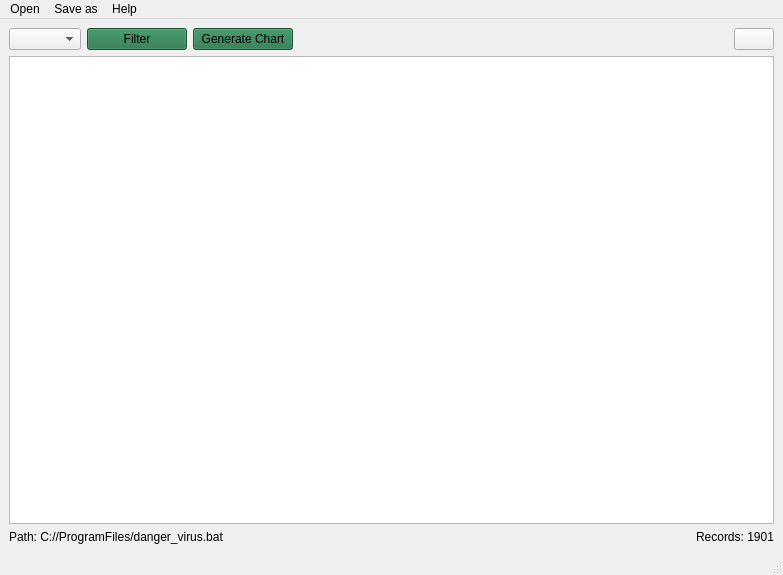
Above: 09_excel_project/mainwindow.ui from btrojan-official/desktop_apps before the change. Below: the same form after it.
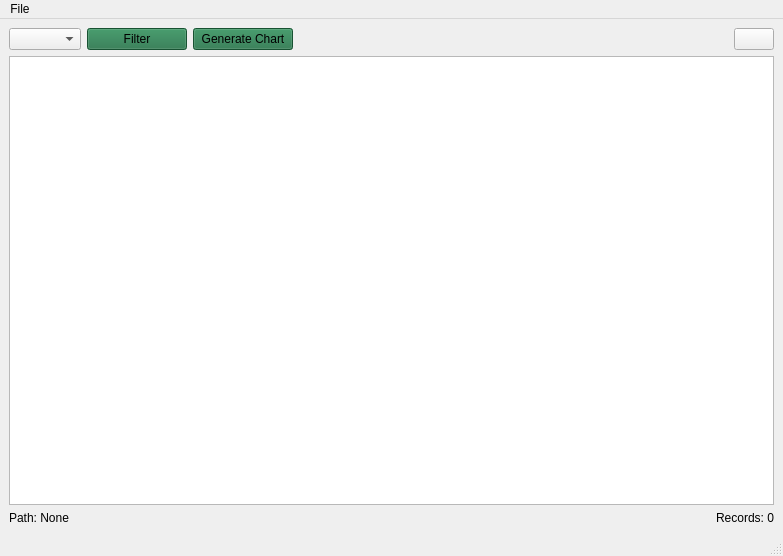
That is the form after the change. Icons and pictures are not drawn.

The edit to the form file:
```diff
--- a/09_excel_project/mainwindow.ui
+++ b/09_excel_project/mainwindow.ui
@@ -7,7 +7,7 @@
     <x>0</x>
     <y>0</y>
     <width>783</width>
-    <height>575</height>
+    <height>556</height>
    </rect>
   </property>
   <property name="windowTitle">
@@ -101,14 +101,14 @@
       <item>
        <widget class="QLabel" name="path_label">
         <property name="text">
-         <string>Path: C://ProgramFiles/danger_virus.bat</string>
+         <string>Path: None</string>
         </property>
        </widget>
       </item>
       <item>
        <widget class="QLabel" name="records_label">
         <property name="text">
-         <string>Records: 1901</string>
+         <string>Records: 0</string>
         </property>
         <property name="alignment">
          <set>Qt::AlignmentFlag::AlignRight|Qt::AlignmentFlag::AlignTrailing|Qt::AlignmentFlag::AlignVCenter</set>
@@ -128,25 +128,12 @@
      <height>33</height>
     </rect>
    </property>
-   <widget class="QMenu" name="menu_open">
+   <widget class="QMenu" name="menu_file">
     <property name="title">
-     <string>Open</string>
+     <string>File</string>
     </property>
    </widget>
-   <widget class="QMenu" name="menuSave_as">
-    <property name="title">
-     <string>Save as</string>
-    </property>
-    <addaction name="separator"/>
-   </widget>
-   <widget class="QMenu" name="menu_help">
-    <property name="title">
-     <string>Help</string>
-    </property>
-   </widget>
-   <addaction name="menu_open"/>
-   <addaction name="menuSave_as"/>
-   <addaction name="menu_help"/>
+   <addaction name="menu_file"/>
   </widget>
   <widget class="QStatusBar" name="statusbar"/>
  </widget>
```
